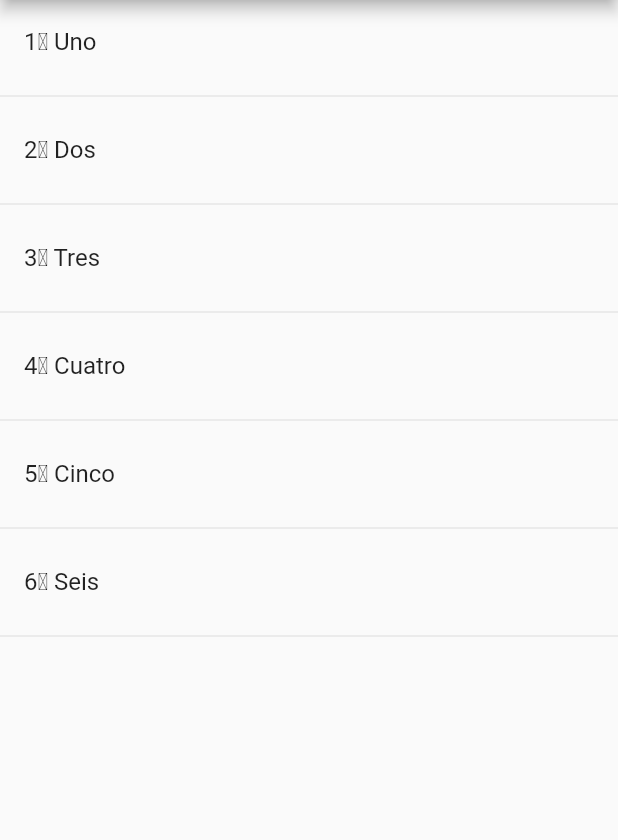
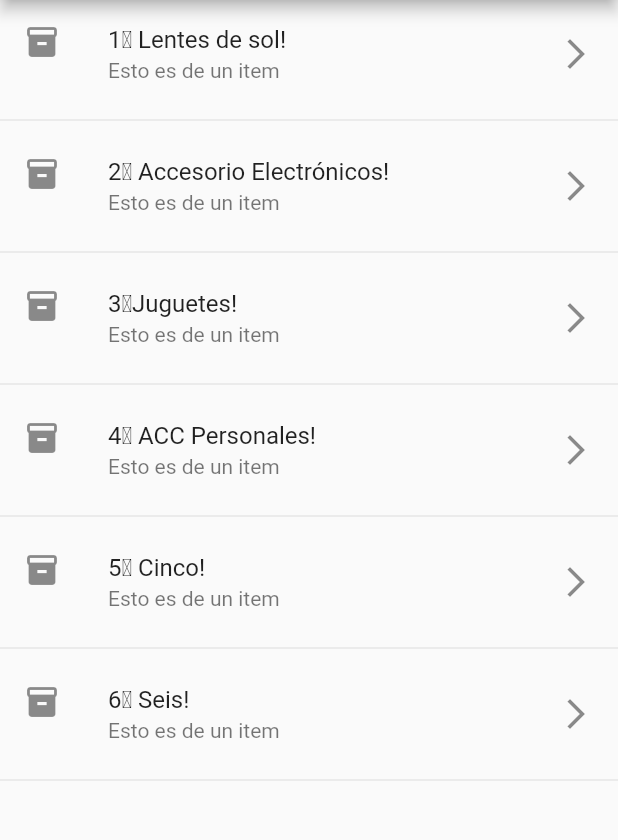
Before and after one commit to luisalbertmschz/Perseverance_Componentes_Flutter, a Flutter app: the screen it shows after launch, on a phone screen of 412 x 824 dp, the part 84-924 px from its top. Run offline on Flutter 3.47's test engine with Material 2 defaults, Android fonts, the phone set to English and light mode, and no system bars.

Commit message:
[🚈] Creando Lista de items dinámica con método de forma simplificada aplicando diferents propiedades de ListTile usando  .Map, Column, dividers y conversión de widget elementos iterables a Lista.

```diff
--- a/lib/src/pages/home_temp.dart
+++ b/lib/src/pages/home_temp.dart
@@ -4,7 +4,7 @@ import 'package:flutter/material.dart';
  class HomePageTemp extends StatelessWidget {
 
 
-   final opciones =['1️⃣ Uno', '2️⃣ Dos', '3️⃣ Tres', '4️⃣ Cuatro', '5️⃣ Cinco', '6️⃣ Seis'];
+   final opciones =['1️⃣ Lentes de sol', '2️⃣ Accesorio Electrónicos', '3️⃣Juguetes', '4️⃣ ACC Personales', '5️⃣ Cinco', '6️⃣ Seis'];
 
    @override
    Widget build(BuildContext context) {
@@ -18,12 +18,14 @@ import 'package:flutter/material.dart';
 
          body: ListView(
 
-           children:_crearItems()
+          // children:_crearItems()
+          children: _crearItemsShort()
          ),
 
        );
    }
 
+// Forma #1 de crear lista de items para desplegar de forma dinámica barriendo un array de strings
    List<Widget> _crearItems(){
 
      List<Widget> lista = new List<Widget>();
@@ -48,7 +50,31 @@ import 'package:flutter/material.dart';
 
    }
 
-   List<Widget> _crearItemsShort(){
+
+   //Esto es otra forma de crear una lista de Items con una variación de la vista inicialmente en la forma #1
+   List<Widget> _crearItemsShort() {
+
+     return  opciones.map( ( item ){
+
+       return Column(
+         children: [
+           ListTile(
+
+             title: Text( item + '!'),
+             subtitle: Text( 'Esto es de un item'),
+             leading: Icon( Icons.inventory),
+             trailing: Icon( Icons.arrow_forward_ios),
+             onTap: (){},
+
+           ),
+
+           Divider()
+         ],
+       );
+
+     }).toList();
+
+
 
    }
 
```
